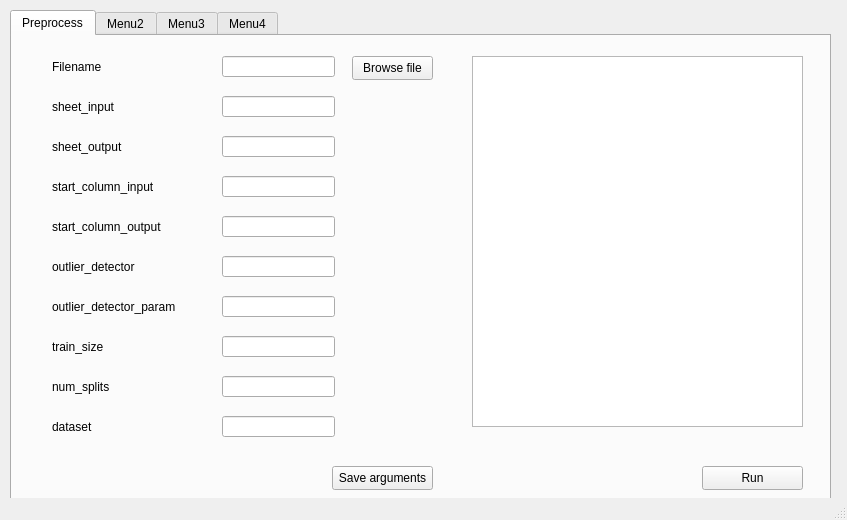
Qt form mainwindow.ui (c0natus/Pyside6_gui) before a commit.
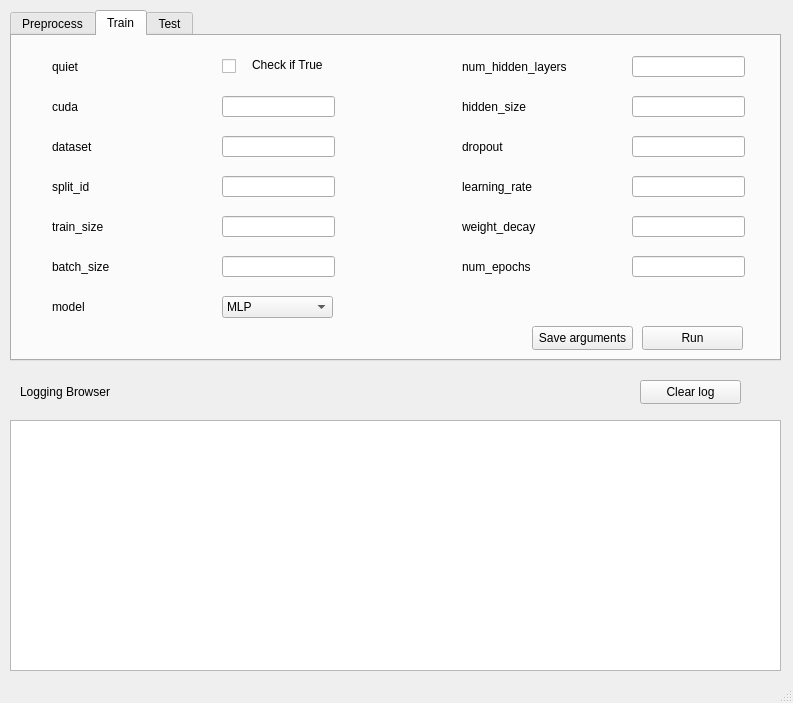
The same form after that commit. The open tabs and pages were chosen to show the change.

What changed in the file:
```diff
--- a/mainwindow.ui
+++ b/mainwindow.ui
@@ -6,10 +6,16 @@
    <rect>
     <x>0</x>
     <y>0</y>
-    <width>847</width>
-    <height>520</height>
+    <width>793</width>
+    <height>703</height>
    </rect>
   </property>
+  <property name="maximumSize">
+   <size>
+    <width>793</width>
+    <height>703</height>
+   </size>
+  </property>
   <property name="windowTitle">
    <string>MainWindow</string>
   </property>
@@ -19,8 +25,8 @@
      <rect>
       <x>10</x>
       <y>10</y>
-      <width>821</width>
-      <height>501</height>
+      <width>771</width>
+      <height>351</height>
      </rect>
     </property>
     <property name="currentIndex">
@@ -30,52 +36,18 @@
      <property name="enabled">
       <bool>true</bool>
      </property>
+     <property name="font">
+      <font>
+       <pointsize>9</pointsize>
+      </font>
+     </property>
      <property name="layoutDirection">
       <enum>Qt::LeftToRight</enum>
      </property>
      <attribute name="title">
       <string>Preprocess</string>
      </attribute>
-     <widget class="QLabel" name="label_start_column_output">
-      <property name="geometry">
-       <rect>
-        <x>40</x>
-        <y>180</y>
-        <width>151</width>
-        <height>21</height>
-       </rect>
-      </property>
-      <property name="text">
-       <string>start_column_output</string>
-      </property>
-     </widget>
-     <widget class="QLabel" name="label_sheet_output">
-      <property name="geometry">
-       <rect>
-        <x>40</x>
-        <y>100</y>
-        <width>151</width>
-        <height>21</height>
-       </rect>
-      </property>
-      <property name="text">
-       <string>sheet_output</string>
-      </property>
-     </widget>
-     <widget class="QLabel" name="label_start_column_input">
-      <property name="geometry">
-       <rect>
-        <x>40</x>
-        <y>140</y>
-        <width>151</width>
-        <height>21</height>
-       </rect>
-      </property>
-      <property name="text">
-       <string>start_column_input</string>
-      </property>
-     </widget>
-     <widget class="QLabel" name="label_filename">
+     <widget class="QLabel" name="preprocess_label_filename">
       <property name="geometry">
        <rect>
         <x>40</x>
@@ -88,24 +60,11 @@
        <string>Filename</string>
       </property>
      </widget>
-     <widget class="QLabel" name="label_sheet_input">
+     <widget class="QPushButton" name="preprocess_pushButton_save_arg">
       <property name="geometry">
        <rect>
-        <x>40</x>
-        <y>60</y>
-        <width>151</width>
-        <height>21</height>
-       </rect>
-      </property>
-      <property name="text">
-       <string>sheet_input</string>
-      </property>
-     </widget>
-     <widget class="QPushButton" name="pushButton_save_arg">
-      <property name="geometry">
-       <rect>
-        <x>320</x>
-        <y>430</y>
+        <x>520</x>
+        <y>290</y>
         <width>101</width>
         <height>24</height>
        </rect>
@@ -127,74 +86,8 @@
      <widget class="QLineEdit" name="lineEdit_sheet_input">
       <property name="geometry">
        <rect>
-        <x>210</x>
-        <y>60</y>
-        <width>113</width>
-        <height>21</height>
-       </rect>
-      </property>
-     </widget>
-     <widget class="QLineEdit" name="lineEdit_sheet_output">
-      <property name="geometry">
-       <rect>
-        <x>210</x>
-        <y>100</y>
-        <width>113</width>
-        <height>21</height>
-       </rect>
-      </property>
-     </widget>
-     <widget class="QLineEdit" name="lineEdit_start_column_input">
-      <property name="geometry">
-       <rect>
-        <x>210</x>
-        <y>140</y>
-        <width>113</width>
-        <height>21</height>
-       </rect>
-      </property>
-     </widget>
-     <widget class="QLineEdit" name="lineEdit_start_column_output">
-      <property name="geometry">
-       <rect>
-        <x>210</x>
-        <y>180</y>
-        <width>113</width>
-        <height>21</height>
-       </rect>
-      </property>
-     </widget>
-     <widget class="QPushButton" name="pushButton_browse_file">
-      <property name="geometry">
-       <rect>
-        <x>340</x>
-        <y>20</y>
-        <width>81</width>
-        <height>24</height>
-       </rect>
-      </property>
-      <property name="text">
-       <string>Browse file</string>
-      </property>
-      <property name="autoRepeatDelay">
-       <number>301</number>
-      </property>
-     </widget>
-     <widget class="QTextBrowser" name="textBrowser_results">
-      <property name="geometry">
-       <rect>
-        <x>460</x>
-        <y>20</y>
-        <width>331</width>
-        <height>371</height>
-       </rect>
-      </property>
-     </widget>
-     <widget class="QPushButton" name="pushButton_run">
-      <property name="geometry">
-       <rect>
-        <x>690</x>
-        <y>430</y>
+        <x>630</x>
+        <y>290</y>
         <width>101</width>
         <height>24</height>
        </rect>
@@ -203,21 +96,11 @@
        <string>Run</string>
       </property>
      </widget>
-     <widget class="QLineEdit" name="lineEdit_outlier_detector">
-      <property name="geometry">
-       <rect>
-        <x>210</x>
-        <y>220</y>
-        <width>113</width>
-        <height>21</height>
-       </rect>
-      </property>
-     </widget>
-     <widget class="QLabel" name="label_outlier_detector">
+     <widget class="QLabel" name="preprocess_label_outlier_detector">
       <property name="geometry">
        <rect>
         <x>40</x>
-        <y>220</y>
+        <y>60</y>
         <width>151</width>
         <height>21</height>
        </rect>
@@ -230,7 +113,7 @@
       <property name="geometry">
        <rect>
         <x>210</x>
-        <y>260</y>
+        <y>100</y>
         <width>113</width>
         <height>21</height>
        </rect>
@@ -240,7 +123,7 @@
       <property name="geometry">
        <rect>
         <x>40</x>
-        <y>260</y>
+        <y>100</y>
         <width>151</width>
         <height>21</height>
        </rect>
@@ -253,7 +136,7 @@
       <property name="geometry">
        <rect>
         <x>210</x>
-        <y>300</y>
+        <y>140</y>
         <width>113</width>
         <height>21</height>
        </rect>
@@ -263,7 +146,7 @@
       <property name="geometry">
        <rect>
         <x>40</x>
-        <y>300</y>
+        <y>140</y>
         <width>151</width>
         <height>21</height>
        </rect>
@@ -276,7 +159,7 @@
       <property name="geometry">
        <rect>
         <x>40</x>
-        <y>340</y>
+        <y>180</y>
         <width>151</width>
         <height>21</height>
        </rect>
@@ -289,51 +172,448 @@
       <property name="geometry">
        <rect>
         <x>210</x>
-        <y>340</y>
+        <y>180</y>
         <width>113</width>
         <height>21</height>
        </rect>
       </property>
      </widget>
-     <widget class="QLabel" name="label_dataset">
+     <widget class="QComboBox" name="preprocess_comboBox_outlier_detector">
       <property name="geometry">
        <rect>
+        <x>210</x>
+        <y>60</y>
+        <width>111</width>
+        <height>22</height>
+       </rect>
+      </property>
+      <item>
+       <property name="text">
+        <string>Mean</string>
+       </property>
+      </item>
+      <item>
+       <property name="text">
+        <string>Median</string>
+       </property>
+      </item>
+      <item>
+       <property name="text">
+        <string>IF</string>
+       </property>
+      </item>
+     </widget>
+    </widget>
+    <widget class="QWidget" name="train">
+     <property name="font">
+      <font>
+       <pointsize>9</pointsize>
+      </font>
+     </property>
+     <attribute name="title">
+      <string>Train</string>
+     </attribute>
+     <widget class="QLabel" name="train_label_quiet">
+      <property name="geometry">
+       <rect>
         <x>40</x>
-        <y>380</y>
+        <y>20</y>
         <width>151</width>
         <height>21</height>
        </rect>
       </property>
       <property name="text">
+       <string>quiet</string>
+      </property>
+     </widget>
+     <widget class="QLabel" name="train_label_cuda">
+      <property name="geometry">
+       <rect>
+        <x>40</x>
+        <y>60</y>
+        <width>151</width>
+        <height>21</height>
+       </rect>
+      </property>
+      <property name="text">
+       <string>cuda</string>
+      </property>
+     </widget>
+     <widget class="QLabel" name="train_label_dataset">
+      <property name="geometry">
+       <rect>
+        <x>40</x>
+        <y>100</y>
+        <width>151</width>
+        <height>21</height>
+       </rect>
+      </property>
+      <property name="text">
        <string>dataset</string>
       </property>
      </widget>
-     <widget class="QLineEdit" name="lineEdit_dataset">
+     <widget class="QLabel" name="train_label_split_id">
       <property name="geometry">
        <rect>
+        <x>40</x>
+        <y>140</y>
+        <width>151</width>
+        <height>21</height>
+       </rect>
+      </property>
+      <property name="text">
+       <string>split_id</string>
+      </property>
+     </widget>
+     <widget class="QLabel" name="train_label_train_size">
+      <property name="geometry">
+       <rect>
+        <x>40</x>
+        <y>180</y>
+        <width>151</width>
+        <height>21</height>
+       </rect>
+      </property>
+      <property name="text">
+       <string>train_size</string>
+      </property>
+     </widget>
+     <widget class="QLabel" name="train_label_batch_size">
+      <property name="geometry">
+       <rect>
+        <x>40</x>
+        <y>220</y>
+        <width>151</width>
+        <height>21</height>
+       </rect>
+      </property>
+      <property name="text">
+       <string>batch_size</string>
+      </property>
+     </widget>
+     <widget class="QLabel" name="train_label_model">
+      <property name="geometry">
+       <rect>
+        <x>40</x>
+        <y>260</y>
+        <width>151</width>
+        <height>21</height>
+       </rect>
+      </property>
+      <property name="text">
+       <string>model</string>
+      </property>
+     </widget>
+     <widget class="QLabel" name="train_label_num_hidden_layers">
+      <property name="geometry">
+       <rect>
+        <x>450</x>
+        <y>20</y>
+        <width>151</width>
+        <height>21</height>
+       </rect>
+      </property>
+      <property name="text">
+       <string>num_hidden_layers</string>
+      </property>
+     </widget>
+     <widget class="QLabel" name="train_label_hidden_size">
+      <property name="geometry">
+       <rect>
+        <x>450</x>
+        <y>60</y>
+        <width>151</width>
+        <height>21</height>
+       </rect>
+      </property>
+      <property name="text">
+       <string>hidden_size</string>
+      </property>
+     </widget>
+     <widget class="QLabel" name="train_label_dropout">
+      <property name="geometry">
+       <rect>
+        <x>450</x>
+        <y>100</y>
+        <width>151</width>
+        <height>21</height>
+       </rect>
+      </property>
+      <property name="text">
+       <string>dropout</string>
+      </property>
+     </widget>
+     <widget class="QLabel" name="train_label_learning_rate">
+      <property name="geometry">
+       <rect>
+        <x>450</x>
+        <y>140</y>
+        <width>151</width>
+        <height>21</height>
+       </rect>
+      </property>
+      <property name="text">
+       <string>learning_rate</string>
+      </property>
+     </widget>
+     <widget class="QLabel" name="train_label_weight_decay">
+      <property name="geometry">
+       <rect>
+        <x>450</x>
+        <y>180</y>
+        <width>151</width>
+        <height>21</height>
+       </rect>
+      </property>
+      <property name="text">
+       <string>weight_decay</string>
+      </property>
+     </widget>
+     <widget class="QLabel" name="train_label_num_epochs">
+      <property name="geometry">
+       <rect>
+        <x>450</x>
+        <y>220</y>
+        <width>151</width>
+        <height>21</height>
+       </rect>
+      </property>
+      <property name="text">
+       <string>num_epochs</string>
+      </property>
+     </widget>
+     <widget class="QLineEdit" name="train_lineEdit_cuda">
+      <property name="geometry">
+       <rect>
         <x>210</x>
-        <y>380</y>
+        <y>60</y>
         <width>113</width>
         <height>21</height>
        </rect>
       </property>
      </widget>
+     <widget class="QLineEdit" name="train_lineEdit_dataset">
+      <property name="geometry">
+       <rect>
+        <x>210</x>
+        <y>100</y>
+        <width>113</width>
+        <height>21</height>
+       </rect>
+      </property>
+     </widget>
+     <widget class="QLineEdit" name="train_lineEdit_split_id">
+      <property name="geometry">
+       <rect>
+        <x>210</x>
+        <y>140</y>
+        <width>113</width>
+        <height>21</height>
+       </rect>
+      </property>
+     </widget>
+     <widget class="QLineEdit" name="train_lineEdit_train_size">
+      <property name="geometry">
+       <rect>
+        <x>210</x>
+        <y>180</y>
+        <width>113</width>
+        <height>21</height>
+       </rect>
+      </property>
+     </widget>
+     <widget class="QLineEdit" name="train_lineEdit_batch_size">
+      <property name="geometry">
+       <rect>
+        <x>210</x>
+        <y>220</y>
+        <width>113</width>
+        <height>21</height>
+       </rect>
+      </property>
+     </widget>
+     <widget class="QLineEdit" name="train_lineEdit_num_hidden_layers">
+      <property name="geometry">
+       <rect>
+        <x>620</x>
+        <y>20</y>
+        <width>113</width>
+        <height>21</height>
+       </rect>
+      </property>
+     </widget>
+     <widget class="QLineEdit" name="train_lineEdit_hidden_size">
+      <property name="geometry">
+       <rect>
+        <x>620</x>
+        <y>60</y>
+        <width>113</width>
+        <height>21</height>
+       </rect>
+      </property>
+     </widget>
+     <widget class="QLineEdit" name="train_lineEdit_dropout">
+      <property name="geometry">
+       <rect>
+        <x>620</x>
+        <y>100</y>
+        <width>113</width>
+        <height>21</height>
+       </rect>
+      </property>
+     </widget>
+     <widget class="QLineEdit" name="train_lineEdit_learning_rate">
+      <property name="geometry">
+       <rect>
+        <x>620</x>
+        <y>140</y>
+        <width>113</width>
+        <height>21</height>
+       </rect>
+      </property>
+     </widget>
+     <widget class="QLineEdit" name="train_lineEdit_weight_decay">
+      <property name="geometry">
+       <rect>
+        <x>620</x>
+        <y>180</y>
+        <width>113</width>
+        <height>21</height>
+       </rect>
+      </property>
+     </widget>
+     <widget class="QLineEdit" name="train_lineEdit_num_epochs">
+      <property name="geometry">
+       <rect>
+        <x>620</x>
+        <y>220</y>
+        <width>113</width>
+        <height>21</height>
+       </rect>
+      </property>
+     </widget>
+     <widget class="QCheckBox" name="train_checkbox_quiet">
+      <property name="geometry">
+       <rect>
+        <x>210</x>
+        <y>20</y>
+        <width>76</width>
+        <height>20</height>
+       </rect>
+      </property>
+      <property name="text">
+       <string/>
+      </property>
+     </widget>
+     <widget class="QComboBox" name="train_comboBox_model">
+      <property name="geometry">
+       <rect>
+        <x>210</x>
+        <y>260</y>
+        <width>111</width>
+        <height>22</height>
+       </rect>
+      </property>
+      <item>
+       <property name="text">
+        <string>MLP</string>
+       </property>
+      </item>
+      <item>
+       <property name="text">
+        <string>ResNet</string>
+       </property>
+      </item>
+      <item>
+       <property name="text">
+        <string>Transformer</string>
+       </property>
+      </item>
+     </widget>
+     <widget class="QPushButton" name="train_pushButton_save_arg">
+      <property name="geometry">
+       <rect>
+        <x>520</x>
+        <y>290</y>
+        <width>101</width>
+        <height>24</height>
+       </rect>
+      </property>
+      <property name="text">
+       <string>Save arguments</string>
+      </property>
+     </widget>
+     <widget class="QPushButton" name="train_pushButton_run">
+      <property name="geometry">
+       <rect>
+        <x>630</x>
+        <y>290</y>
+        <width>101</width>
+        <height>24</height>
+       </rect>
+      </property>
+      <property name="text">
+       <string>Run</string>
+      </property>
+     </widget>
+     <widget class="QLabel" name="train_label_quiet_description">
+      <property name="geometry">
+       <rect>
+        <x>240</x>
+        <y>18</y>
+        <width>81</width>
+        <height>21</height>
+       </rect>
+      </property>
+      <property name="text">
+       <string>Check if True</string>
+      </property>
+     </widget>
     </widget>
     <widget class="QWidget" name="menu2">
      <attribute name="title">
-      <string>Menu2</string>
+      <string>Test</string>
      </attribute>
     </widget>
-    <widget class="QWidget" name="menu3">
-     <attribute name="title">
-      <string>Menu3</string>
-     </attribute>
-    </widget>
-    <widget class="QWidget" name="menu4">
-     <attribute name="title">
-      <string>Menu4</string>
-     </attribute>
-    </widget>
+   </widget>
+   <widget class="QTextBrowser" name="textBrowser_log">
+    <property name="geometry">
+     <rect>
+      <x>10</x>
+      <y>420</y>
+      <width>771</width>
+      <height>251</height>
+     </rect>
+    </property>
+    <property name="sizeAdjustPolicy">
+     <enum>QAbstractScrollArea::AdjustIgnored</enum>
+    </property>
+   </widget>
+   <widget class="QPushButton" name="pushButton_clear_log">
+    <property name="geometry">
+     <rect>
+      <x>640</x>
+      <y>380</y>
+      <width>101</width>
+      <height>24</height>
+     </rect>
+    </property>
+    <property name="text">
+     <string>Clear log</string>
+    </property>
+   </widget>
+   <widget class="QLabel" name="label_logging_browser">
+    <property name="geometry">
+     <rect>
+      <x>20</x>
+      <y>380</y>
+      <width>151</width>
+      <height>24</height>
+     </rect>
+    </property>
+    <property name="text">
+     <string>Logging Browser</string>
+    </property>
    </widget>
   </widget>
   <widget class="QStatusBar" name="statusbar"/>
```
Left out of the diff: 156 changed lines with no effect on the pictures.
